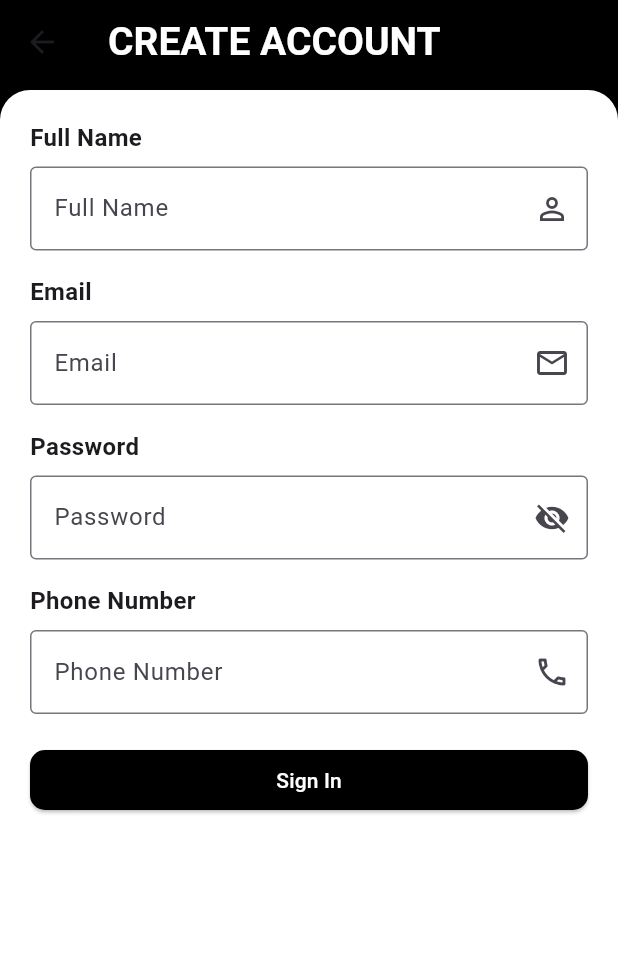
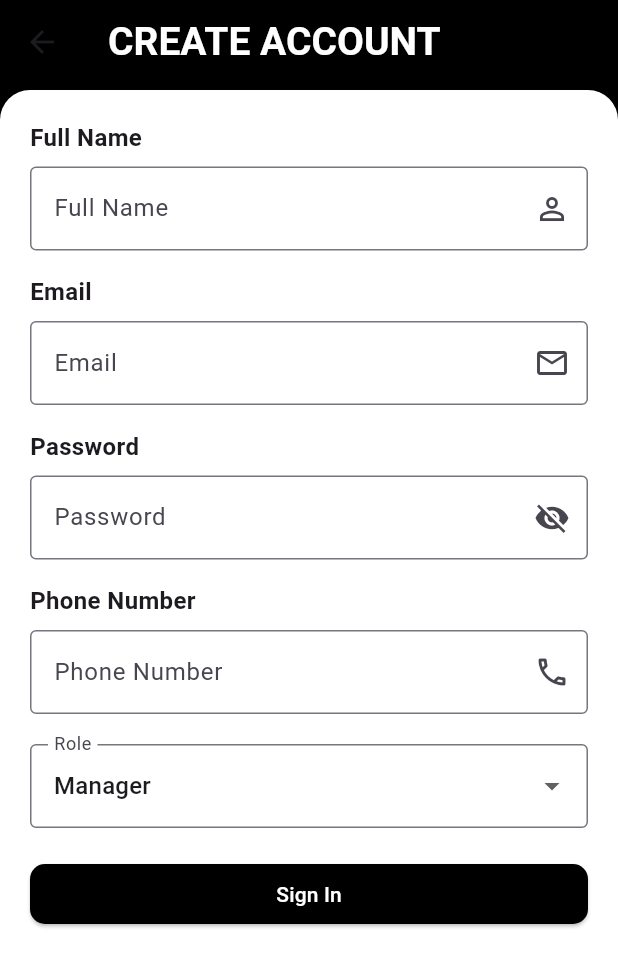
Before and after one commit to JashobeamKayiwa/TaskIT, a Flutter app: the RegisterPage screen opened directly, on a phone screen of 412 x 824 dp. Shown: the top 967 px of the screen. Run offline on Flutter 3.47's test engine with Material 3 defaults, Android fonts, the phone set to English and light mode, and no system bars; our stand-ins replace cloud_firestore, firebase_auth, firebase_core, flutter_otp_text_field, get; accounts and stored records are empty.

```diff
--- a/task_it/lib/main.dart
+++ b/task_it/lib/main.dart
@@ -9,10 +9,11 @@ import 'package:task_it/screens/login.dart';
 void main() async {
   WidgetsFlutterBinding.ensureInitialized();
   await Firebase.initializeApp(options: DefaultFirebaseOptions.currentPlatform);
-  runApp(MyApp());
+  runApp(const MyApp());
 }
 
 class MyApp extends StatelessWidget {
+  const MyApp({Key? key}) : super(key: key);
   @override
   Widget build(BuildContext context) {
     SystemChrome.setSystemUIOverlayStyle(
--- /dev/null
+++ b/task_it/lib/models/user_model.dart
@@ -0,0 +1,26 @@
+class UserModel {
+  final String? id;
+  final String fullName;
+  final String email;
+  final String phoneNo;
+  final String password;
+  final String role;
+
+  const UserModel(
+      {this.id,
+      required this.email,
+      required this.password,
+      required this.fullName,
+      required this.phoneNo,
+      required this.role});
+
+  toJson() {
+    return {
+      "Full Name": fullName,
+      "Email": email,
+      "Phone": phoneNo,
+      "Password": password,
+      "Role": role
+    };
+  }
+}
--- a/task_it/lib/screens/register.dart
+++ b/task_it/lib/screens/register.dart
@@ -1,6 +1,8 @@
 import 'package:flutter/material.dart';
+import 'package:get/get.dart';
 import 'package:task_it/constants/colors.dart';
 import 'package:task_it/functions/authfunctions.dart';
+import 'package:task_it/models/user_model.dart';
 
 import '../widgets/forms.dart';
 
@@ -12,10 +14,7 @@ class RegisterPage extends StatefulWidget {
 }
 
 class _RegisterPageState extends State<RegisterPage> {
-  final _emailController = TextEditingController();
-  final _nameController = TextEditingController();
-  final _phoneController = TextEditingController();
-  final _passwordController = TextEditingController();
+  final controller = Get.put(SignUpController());
   final _formKey = GlobalKey<FormState>();
   bool _isPasswordVisible = false;
 
@@ -48,7 +47,7 @@ class _RegisterPageState extends State<RegisterPage> {
                       children: [
                         _buildLabeledFormField(
                           "Full Name",
-                          _nameController,
+                          controller.nameController,
                           Icons.person_outline_sharp,
                           (value) {
                             if (value!.isEmpty) {
@@ -62,7 +61,7 @@ class _RegisterPageState extends State<RegisterPage> {
                         SizedBox(height: 16.0),
                         _buildLabeledFormField(
                           "Email",
-                          _emailController,
+                          controller.emailController,
                           Icons.email_outlined,
                           (value) {
                             if (value == null || value.isEmpty) {
@@ -76,7 +75,7 @@ class _RegisterPageState extends State<RegisterPage> {
                         SizedBox(height: 16.0),
                         _buildLabeledFormField(
                           "Password",
-                          _passwordController,
+                          controller.passwordController,
                           Icons.lock_outline,
                           (value) {
                             if (value == null || value.isEmpty) {
@@ -103,7 +102,7 @@ class _RegisterPageState extends State<RegisterPage> {
                         SizedBox(height: 16.0),
                         _buildLabeledFormField(
                           "Phone Number",
-                          _phoneController,
+                          controller.phoneController,
                           Icons.phone_outlined,
                           (value) {
                             if (value == null || value.isEmpty) {
@@ -116,16 +115,22 @@ class _RegisterPageState extends State<RegisterPage> {
                           },
                         ),
                         SizedBox(height: 20.0),
+                        _buildRoleDropdown(),
+                        SizedBox(height: 20.0),
                         RegButton(
                           onPress: () {
                             if (_formKey.currentState!.validate()) {
-                              AuthService.registerUser(
-                                _emailController.text,
-                                _passwordController.text,
-                                _nameController.text,
-                                _phoneController.text,
-                                context,
-                              );
+                              SignUpController.instance.registerUser(
+                                  controller.emailController.text.trim(),
+                                  controller.passwordController.text.trim());
+
+                              // Call the static registerUser function directly
+                              // final user = UserModel(
+                              //     email: emailController.text.trim(),
+                              //     fullName: nameController.text.trim(),
+                              //     password: passwordController.text.trim(),
+                              //     phoneNo: phoneController.text.trim(),
+                              //     role: selectedRole);
                             }
                           },
                         ),
@@ -138,6 +143,28 @@ class _RegisterPageState extends State<RegisterPage> {
           ],
         ),
       ),
+    );
+  }
+
+  Widget _buildRoleDropdown() {
+    return DropdownButtonFormField<String>(
+      decoration: InputDecoration(
+        labelText: 'Role',
+        fillColor: kGrey,
+        border: OutlineInputBorder(),
+      ),
+      value: controller.selectedRole,
+      items: <String>['Manager', 'Worker'].map((String role) {
+        return DropdownMenuItem<String>(
+          value: role,
+          child: Text(role),
+        );
+      }).toList(),
+      onChanged: (String? newRole) {
+        setState(() {
+          controller.selectedRole = newRole!;
+        });
+      },
     );
   }
 
```
Also changed, not shown: task_it/lib/functions/authfunctions.dart (+11 -85 lines), task_it/lib/functions/authnew.dart (added, +72 -0 lines), task_it/lib/functions/retrieval.dart (added, +14 -0 lines), task_it/lib/screens/login.dart (+28 -5 lines), task_it/lib/screens/manager/home.dart (+11 -10 lines), task_it/lib/screens/manager/profile.dart (added, +53 -0 lines), task_it/lib/functions/exceptions/emailexces.dart (added).
